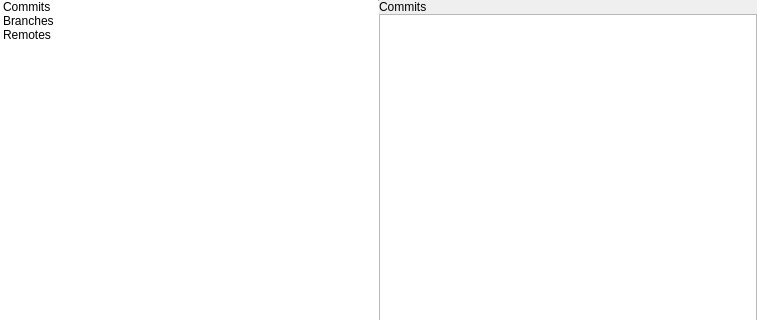
Above: libthebranch/widgets/repositorybrowser.ui from theCheeseboard/theBranch before the change; both pictures show x 0 to 757 and y 0 to 320 of the 757 by 527 pixel window. Below: the same form after it.
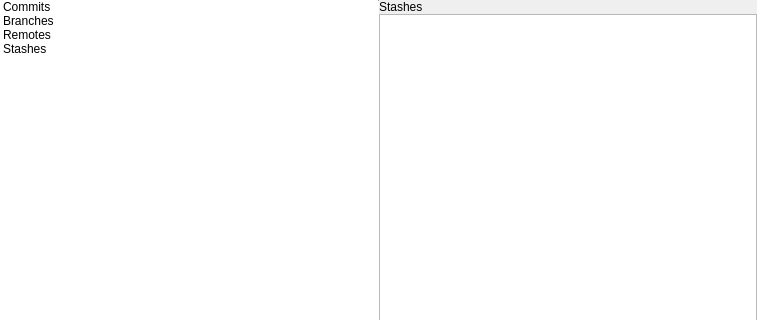
That is the form after the change. The open tabs and pages were chosen to show the change. Custom widgets are drawn as their Qt base class.

Commit message: Implement stashes

What changed in the file:
```diff
--- a/libthebranch/widgets/repositorybrowser.ui
+++ b/libthebranch/widgets/repositorybrowser.ui
@@ -243,6 +243,11 @@
               <string>Remotes</string>
              </property>
             </item>
+            <item>
+             <property name="text">
+              <string>Stashes</string>
+             </property>
+            </item>
            </widget>
           </item>
           <item>
@@ -366,6 +371,35 @@
            </item>
           </layout>
          </widget>
+         <widget class="QWidget" name="stashesPage">
+          <layout class="QVBoxLayout" name="verticalLayout_8">
+           <property name="spacing">
+            <number>0</number>
+           </property>
+           <property name="leftMargin">
+            <number>0</number>
+           </property>
+           <property name="topMargin">
+            <number>0</number>
+           </property>
+           <property name="rightMargin">
+            <number>0</number>
+           </property>
+           <property name="bottomMargin">
+            <number>0</number>
+           </property>
+           <item>
+            <widget class="tTitleLabel" name="label_5">
+             <property name="text">
+              <string>Stashes</string>
+             </property>
+            </widget>
+           </item>
+           <item>
+            <widget class="StashBrowser" name="stashesView"/>
+           </item>
+          </layout>
+         </widget>
         </widget>
        </item>
       </layout>
@@ -375,15 +409,6 @@
   </layout>
  </widget>
  <customwidgets>
-  <customwidget>
-   <class>tStackedWidget</class>
-   <extends>QStackedWidget</extends>
-   <header location="global">tstackedwidget.h</header>
-   <container>1</container>
-   <slots>
-    <signal>switchingFrame(int)</signal>
-   </slots>
-  </customwidget>
   <customwidget>
    <class>tTitleLabel</class>
    <extends>QLabel</extends>
@@ -392,6 +417,15 @@
     <signal>backButtonClicked()</signal>
    </slots>
   </customwidget>
+  <customwidget>
+   <class>tStackedWidget</class>
+   <extends>QStackedWidget</extends>
+   <header location="global">tstackedwidget.h</header>
+   <container>1</container>
+   <slots>
+    <signal>switchingFrame(int)</signal>
+   </slots>
+  </customwidget>
   <customwidget>
    <class>CommitBrowser</class>
    <extends>QListView</extends>
@@ -413,6 +447,11 @@
    <extends>QListView</extends>
    <header>widgets/remotebrowser.h</header>
   </customwidget>
+  <customwidget>
+   <class>StashBrowser</class>
+   <extends>QListView</extends>
+   <header>widgets/stashbrowser.h</header>
+  </customwidget>
  </customwidgets>
  <resources/>
  <connections>
```
The commit also changes 24 other files.
